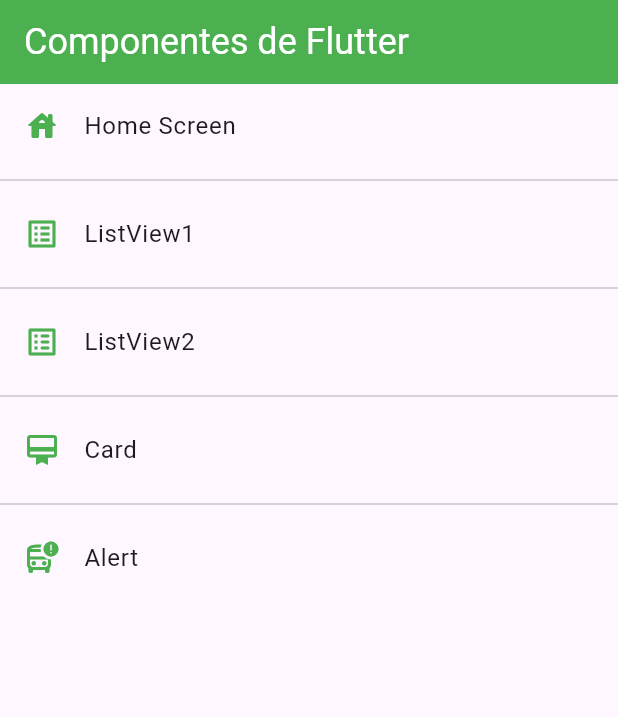
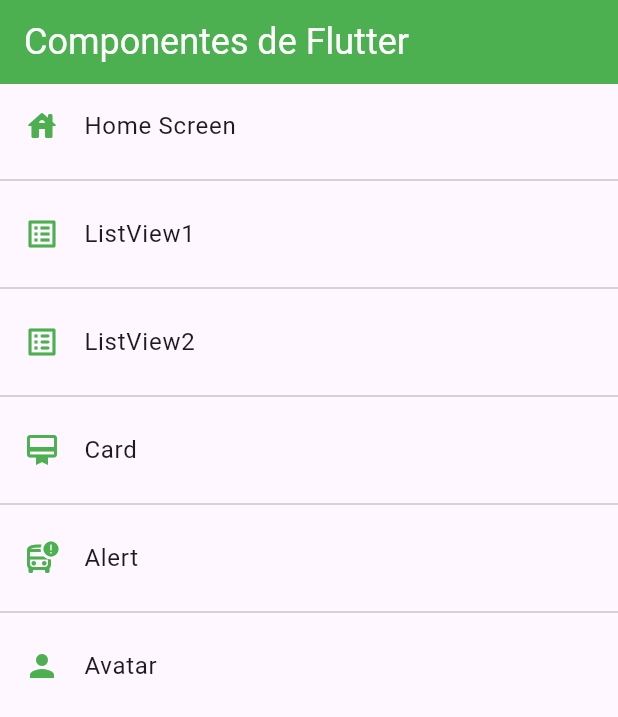
Before and after one commit to Guillermojs9/fl_componentes, a Flutter app: the screen it shows after launch, on a phone screen of 412 x 824 dp. Shown: the top 717 px of the screen. Run offline on Flutter 3.47's test engine with Material 3 defaults, Android fonts, the phone set to English and light mode, and no system bars.

Commit message:
CircleAvatar en el body

```diff
--- a/fl_componentes/lib/routes/app_routes.dart
+++ b/fl_componentes/lib/routes/app_routes.dart
@@ -31,6 +31,11 @@ class AppRoutes {
         icon: Icons.bus_alert_outlined,
         name: "Alert",
         screen: const AlertScreen()),
+        MenuOption(
+        route: "avatar",
+        icon: Icons.person,
+        name: "Avatar",
+        screen: const AvatarScreen()),
   ];
 
   static Map<String, Widget Function(BuildContext)> getAppRoutes() {
--- a/fl_componentes/lib/screens/screens.dart
+++ b/fl_componentes/lib/screens/screens.dart
@@ -3,3 +3,4 @@ export 'package:fl_componentes/screens/card_screen.dart';
 export 'package:fl_componentes/screens/home_screen.dart';
 export 'package:fl_componentes/screens/listview1_screen.dart';
 export 'package:fl_componentes/screens/listview2_screen.dart';
+export 'package:fl_componentes/screens/avatar_screen.dart';
```
Also changed, not shown: fl_componentes/lib/screens/avatar_screen.dart (added, +26 -0 lines).
